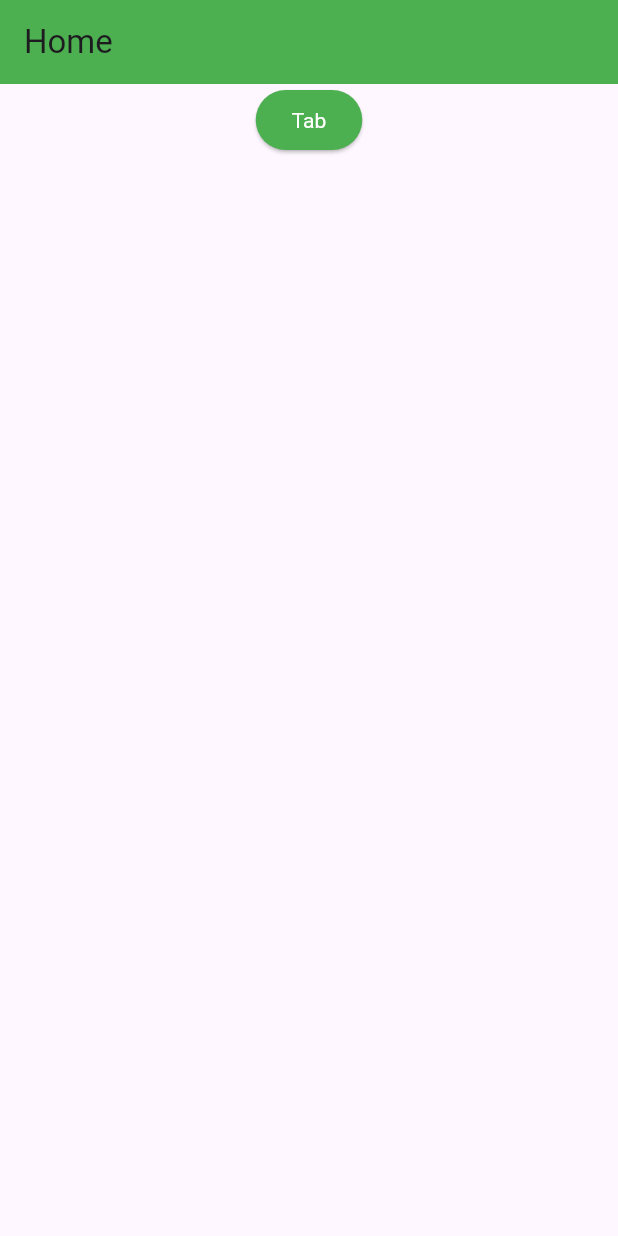
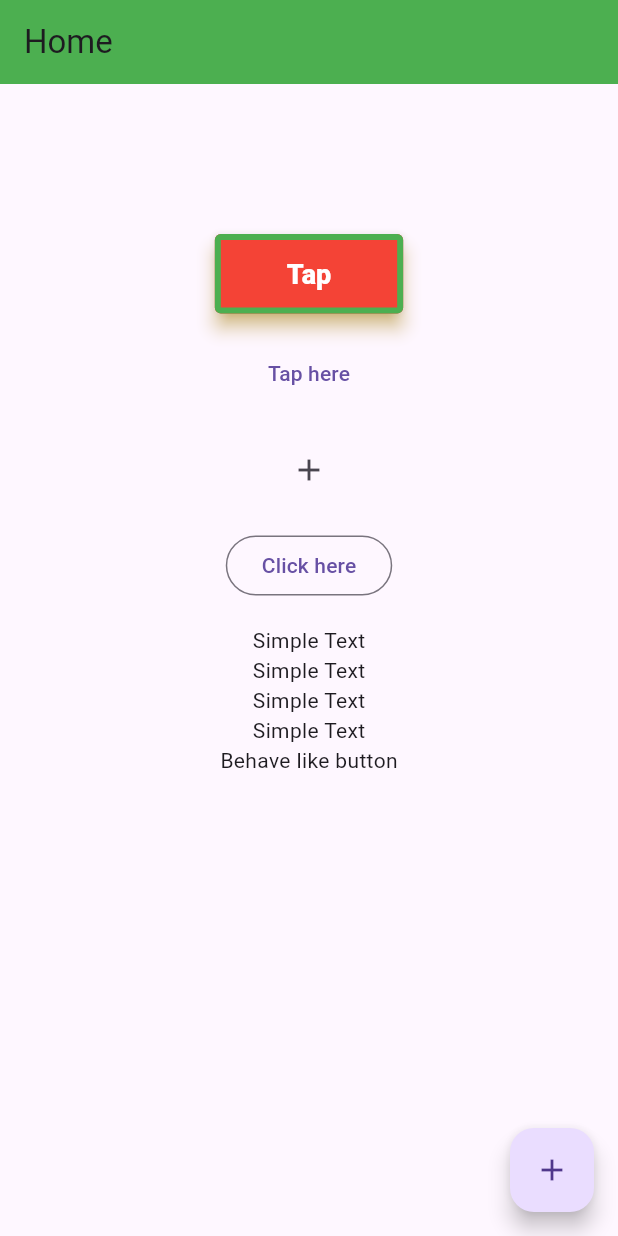
Before and after one commit to Zahirul064/live_class_project, a Flutter app: the screen it shows after launch, on a phone screen of 412 x 824 dp. Run offline on Flutter 3.47's test engine with Material 3 defaults, Android fonts, the phone set to English and light mode, and no system bars.

Commit message:
new updated

```diff
--- a/lib/main.dart
+++ b/lib/main.dart
@@ -1,8 +1,6 @@
 import 'package:flutter/material.dart';
 
-// Reformat - "Ctrl+Shift+L"
-//
-// Image (asset, network), Column, Row
+// Image(asset, network), Column, Row
 
 void main() {
   runApp(HelloWorldApp());
@@ -14,7 +12,7 @@ class HelloWorldApp extends StatelessWidget {
     return MaterialApp(
       debugShowCheckedModeBanner: true,
       title: 'Hello World App',
-      home: Home() ,
+      home: Home(),
     );
   }
 }
@@ -27,21 +25,111 @@ class Home extends StatelessWidget {
     return Scaffold(
       appBar: AppBar(
         title: Text('Home'),
-        backgroundColor: Colors.green ,
+        backgroundColor: Colors.green,
       ),
       body: Center(
         child: Column(
+          crossAxisAlignment: CrossAxisAlignment.center,
           children: [
+            SizedBox(height: 100),
             ElevatedButton(
-              style: ElevatedButton.styleFrom(backgroundColor: Colors.green,
-              foregroundColor: Colors.white,
-                textStyle: TextStyle(
-                  fontSize: 14,
+              style: ElevatedButton.styleFrom(
+                backgroundColor: Colors.red,
+                foregroundColor: Colors.white,
+                textStyle: TextStyle(fontSize: 18, fontWeight: FontWeight.w800),
+                padding: EdgeInsets.symmetric(horizontal: 48, vertical: 16),
+                shadowColor: Colors.amber,
+                elevation: 5,
+                shape: RoundedRectangleBorder(
+                  borderRadius: BorderRadius.circular(4),
+                  // side: BorderSide(color: Colors.green, width: 4)
                 ),
+                side: BorderSide(color: Colors.green, width: 4),
+                minimumSize: Size(100, 40),
+                // maximumSize: Size(300, 100),
               ),
-                onPressed: () {}, child: Text('Tab'))
+              onPressed: () {
+                showDialog(
+                  barrierColor: Colors.green,
+                  barrierDismissible: false,
+                  context: context,
+                  builder: (context) {
+                    return AlertDialog(
+                      title: Text('Delete'),
+                      content: Text('Are you sure?'),
+                      actions: [
+                        TextButton(onPressed: () {}, child: Text('No')),
+                        TextButton(onPressed: () {}, child: Text('Yes')),
+                      ],
+                    );
+                  },
+                );
+              },
+              child: Text('Tap'),
+            ),
+            SizedBox(height: 16),
+            TextButton(
+              style: TextButton.styleFrom(),
+              onPressed: () {
+                print('Tapped text button');
+              },
+              child: Text('Tap here'),
+            ),
+            SizedBox(height: 16),
+            IconButton(
+              style: IconButton.styleFrom(),
+              onPressed: () {
+                print('Tapped text button');
+              },
+              icon: Icon(Icons.add),
+            ),
+            SizedBox(height: 16),
+            OutlinedButton(
+              style: OutlinedButton.styleFrom(),
+              onPressed: () {
+                print('Tapped text button');
+              },
+              child: Text('Click here'),
+            ),
+            SizedBox(height: 16),
+            GestureDetector(
+              onTap: () {
+                print('Just one click');
+              },
+              onDoubleTap: () {
+                print('Double tapped');
+              },
+              onLongPress: () {
+                print('On long press');
+              },
+              onLongPressCancel: () {
+                print('On long press cancel');
+              },
+              onLongPressEnd: (details) {
+                print('On long press end');
+              },
+              child: Column(
+                children: [
+                  Text('Simple Text'),
+                  Text('Simple Text'),
+                  Text('Simple Text'),
+                  Text('Simple Text'),
+                ],
+              ),
+            ),
+            InkWell(
+              splashColor: Colors.green,
+              onTap: () {
+                print('Ink well');
+              },
+              child: Text('Behave like button'),
+            )
           ],
         ),
+      ),
+      floatingActionButton: FloatingActionButton(
+        onPressed: () {},
+        child: Icon(Icons.add),
       ),
     );
   }
```
